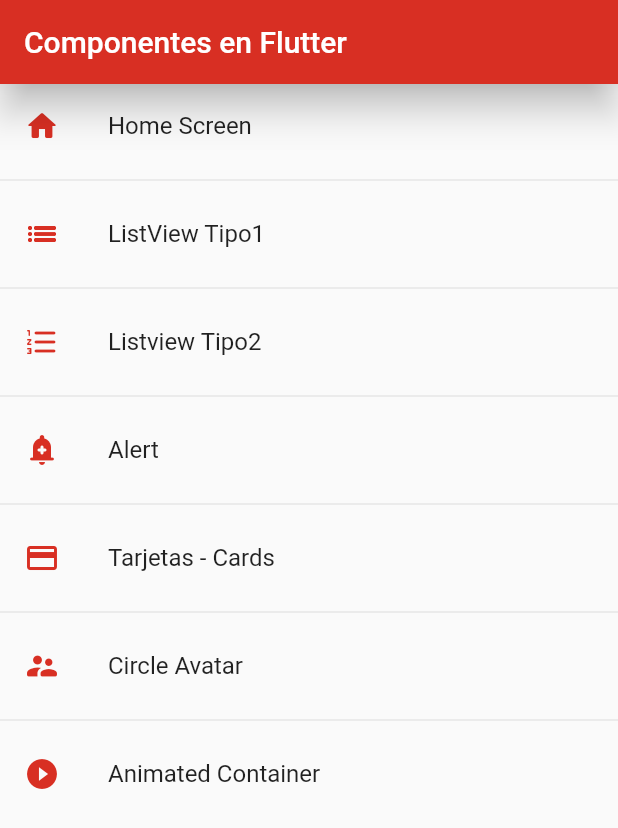
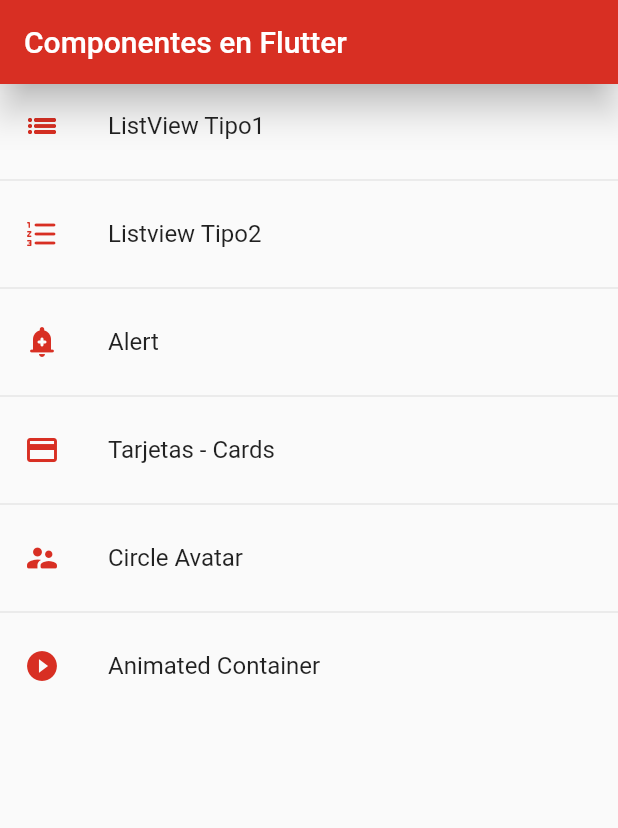
Before and after one commit to VioMoreno/fl_components_course, a Flutter app: the screen it shows after launch, on a phone screen of 412 x 824 dp. Shown: the top 828 px of the screen. Run offline on Flutter 3.47's test engine with Material 2 defaults, Android fonts, the phone set to English and light mode, and no system bars.

Commit message:
container2-Animated

```diff
--- a/lib/router/app_routes.dart
+++ b/lib/router/app_routes.dart
@@ -9,7 +9,7 @@ class AppRoutes {
   static const initialRoute = 'home';
 
   static final menuOptions = <MenuOption> [
-    MenuOption(route: 'home', name: 'Home Screen', screen: const HomeScreen(), icon: Icons.home_rounded),
+   // MenuOption(route: 'home', name: 'Home Screen', screen: const HomeScreen(), icon: Icons.home_rounded),
     MenuOption(route: 'listview1', icon: Icons.list_sharp, name: 'ListView Tipo1', screen: const Listview1Screen()),
     MenuOption(route: 'listview2', icon: Icons.format_list_numbered_rounded, name: 'Listview Tipo2', screen: const Listview2Screen()),
     MenuOption(route: 'Alert', icon: Icons.add_alert_rounded, name: 'Alert', screen: const AlertScreen()),
@@ -25,7 +25,7 @@ class AppRoutes {
 
     for (final option in menuOptions) {
       appRoutes.addAll({
-        option.route : (BuildContext context) => option.screen,
+        'home': (BuildContext context) => const HomeScreen(),
       });
     }
 
```
